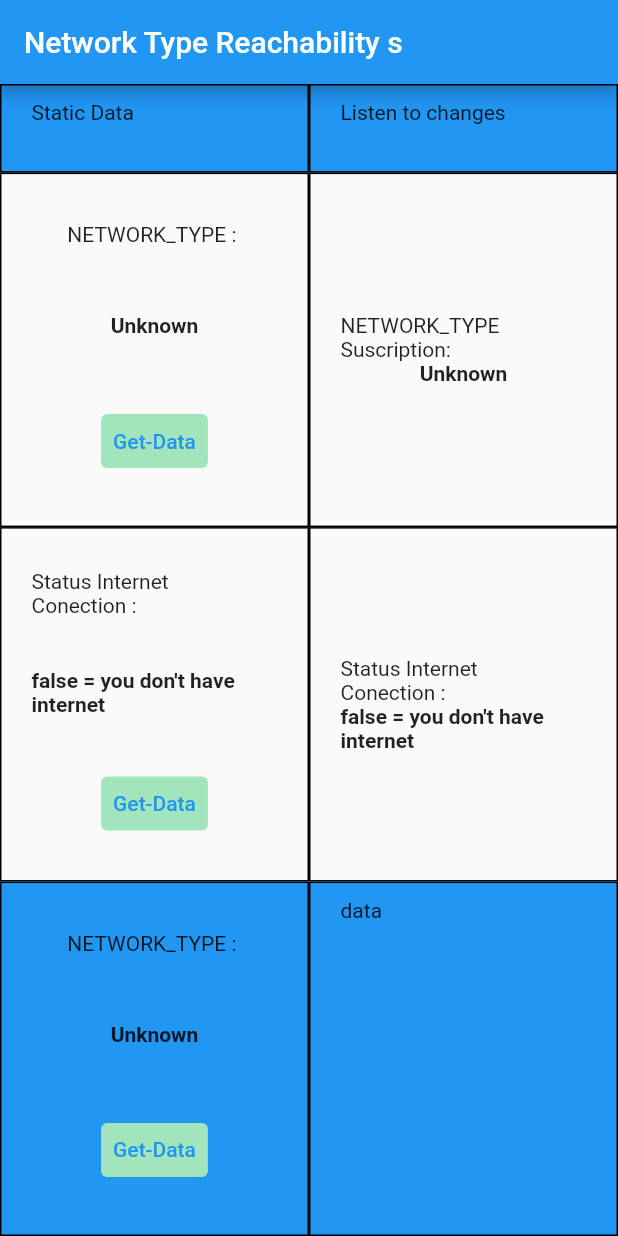
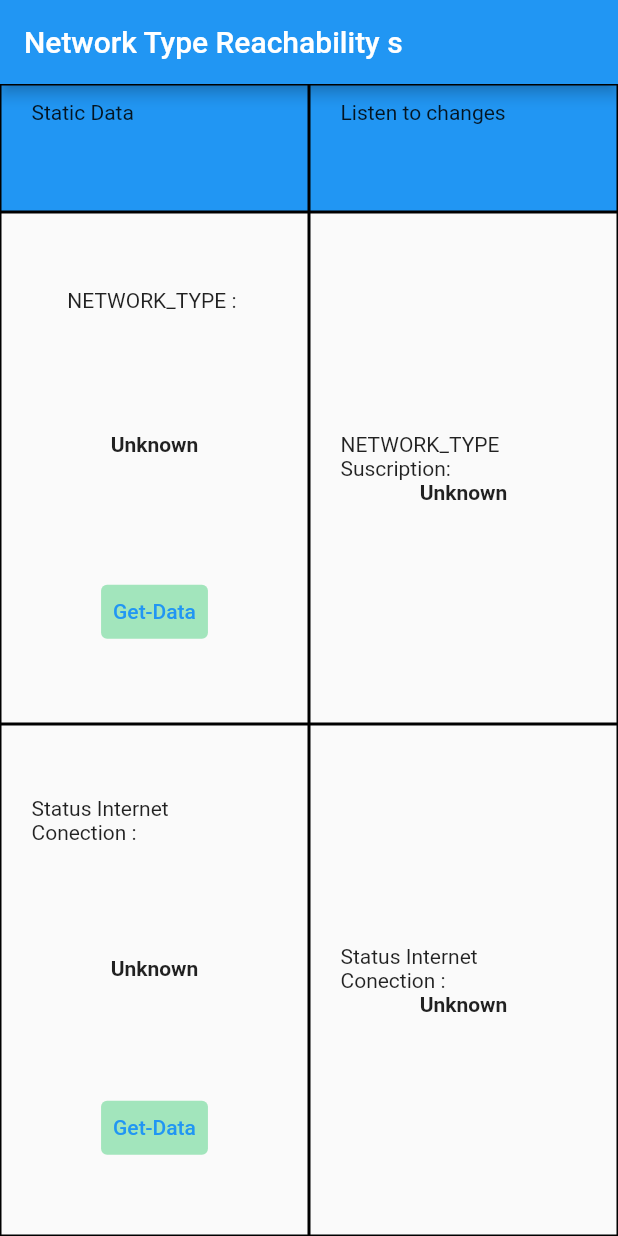
Before and after one commit to AleMancilla/network_type_reachability, a Flutter app: the screen it shows after launch, after a tap on "Get-Data", on a phone screen of 412 x 824 dp. Run offline on Flutter 3.47's test engine with Material 2 defaults, Android fonts, the phone set to English and light mode, and no system bars; our stand-ins replace permission_handler; missing offline and left inert: dart_ping, dart_ping_ios.

Commit message:
ping for internet connection

```diff
--- a/example/lib/main.dart
+++ b/example/lib/main.dart
@@ -23,45 +23,43 @@ class _MyAppState extends State<MyApp> {
   String _networkTypeSuscription = 'Unknown';
   StreamSubscription<NetworkStatus> subscriptionNetworkType;
 
-  bool connectivityExist = false;
+  String connectivityInternetStatic = 'Unknown';
 
-  StreamSubscription<bool> subscriptionNetworkConnection;
-  bool connectivityExistSuscription = false;
+  String connectivityInternetSuscription = 'Unknown';
+  StreamSubscription<InternetStatusConnection> subscriptionInternetConnection;
 
   @override
   void initState() {
     super.initState();
     _listenNetworkStatus();
-    // _listenNetworkConnection();
+    _listenInternetConnection();
   }
 
   _listenNetworkStatus() async {
     if (Platform.isAndroid) {
-      // await Permission.phone.request();
-      // await NetworkTypeReachability().getPermisionsAndroid;
+      await NetworkTypeReachability().getPermisionsAndroid;
     }
     subscriptionNetworkType =
         NetworkTypeReachability().onNetworkStateChanged.listen((event) {
-      print('------xxxxxxxxxx');
       setState(() {
         _networkTypeSuscription = "$event";
       });
     });
   }
 
-  _listenNetworkConnection() async {
-    subscriptionNetworkConnection = getStreamConnection().listen((event) {
-      print('------yyyyyyyyyy');
+  _listenInternetConnection() async {
+    subscriptionInternetConnection = NetworkTypeReachability()
+        .getStreamInternetConnection(showLogs: false)
+        .listen((event) {
       setState(() {
-        connectivityExistSuscription = event;
+        connectivityInternetSuscription = event.toString();
       });
     });
   }
 
   _getCurrentNetworkStatus() async {
     if (Platform.isAndroid) {
-      // await Permission.phone.request();
-      // await NetworkTypeReachability().getPermisionsAndroid;
+      await NetworkTypeReachability().getPermisionsAndroid;
     }
     NetworkStatus status =
         await NetworkTypeReachability().currentNetworkStatus();
@@ -88,10 +86,10 @@ class _MyAppState extends State<MyApp> {
 
   @override
   void dispose() {
-    // TODO: implement dispose
     super.dispose();
     subscriptionNetworkType.cancel();
-    subscriptionNetworkConnection.cancel();
+    subscriptionInternetConnection.cancel();
+    NetworkTypeReachability().listenInternetConnection = false;
   }
 
   @override
@@ -163,13 +161,21 @@ class _MyAppState extends State<MyApp> {
                       children: [
                         const Text('Status Internet Conection : '),
                         Text(
-                          '$connectivityExist = ${connectivityExist == true ? 'You have' : 'you don\'t have'} internet',
+                          '$connectivityInternetStatic',
                           style: TextStyle(fontWeight: FontWeight.bold),
                         ),
                         TextButton(
                           onPressed: () async {
-                            connectivityExist = await NetworkTypeReachability()
-                                .getIfConnectivityExist();
+                            print('#=======> cargando');
+                            connectivityInternetStatic = 'loading...';
+                            setState(() {});
+                            InternetStatusConnection data =
+                                await NetworkTypeReachability()
+                                    .getInternetStatusConnection();
+                            print(data);
+                            print('#=======> finalizando');
+
+                            connectivityInternetStatic = data.toString();
                             setState(() {});
                           },
                           child: Text('Get-Data'),
@@ -189,7 +195,7 @@ class _MyAppState extends State<MyApp> {
                       children: [
                         const Text('Status Internet Conection : '),
                         Text(
-                          '$connectivityExistSuscription = ${connectivityExistSuscription == true ? 'You have' : 'you don\'t have'} internet',
+                          '$connectivityInternetSuscription',
                           style: TextStyle(fontWeight: FontWeight.bold),
                         ),
                       ],
@@ -198,41 +204,8 @@ class _MyAppState extends State<MyApp> {
                 ),
               ],
             ),
-            _expandedContainerRow(
-              color: Colors.blue,
-              children: [
-                Expanded(
-                  child: _box(
-                    child: Column(
-                      mainAxisAlignment: MainAxisAlignment.spaceAround,
-                      children: [
-                        const Text('NETWORK_TYPE : '),
-                        Text(
-                          _networkTypeStatic,
-                          style: TextStyle(fontWeight: FontWeight.bold),
-                        ),
-                        TextButton(
-                          onPressed: () {
-                            _getCurrentNetworkStatus();
-                          },
-                          child: Text('Get-Data'),
-                          style: ButtonStyle(
-                            backgroundColor: MaterialStateProperty.all(
-                                Color.fromARGB(255, 162, 229, 188)),
-                          ),
-                        )
-                      ],
-                    ),
-                  ),
-                ),
-                Expanded(child: _box(child: Text('data'))),
-              ],
-            ),
           ],
         ),
-        // Center(
-        //   child: Text('Running on: $_networkStatus\n'),
-        // ),
       ),
     );
   }
@@ -267,24 +240,4 @@ class _MyAppState extends State<MyApp> {
       child: child,
     );
   }
-
-  Stream<bool> getStreamConnection() async* {
-    bool enabled;
-    print('x===>> iniciando ');
-    while (true) {
-      print('x===>>vuelta');
-      try {
-        bool isEnabled =
-            await await NetworkTypeReachability().getIfConnectivityExist();
-        print('x===>> $isEnabled');
-        if (enabled != isEnabled) {
-          enabled = isEnabled;
-          yield enabled;
-        }
-      } catch (error) {
-        print('x===>> $error');
-      }
-      await Future.delayed(Duration(seconds: 5));
-    }
-  }
 }
--- a/example/pubspec.yaml
+++ b/example/pubspec.yaml
@@ -17,6 +17,7 @@ environment:
 dependencies:
   flutter:
     sdk: flutter
+
 
   network_type_reachability:
     # When depending on this package from a real application you should use:
--- a/lib/network_type_reachability.dart
+++ b/lib/network_type_reachability.dart
@@ -1,6 +1,12 @@
 import 'dart:async';
+import 'dart:developer';
 
+import 'package:flutter/foundation.dart';
 import 'package:flutter/services.dart';
+import 'package:permission_handler/permission_handler.dart';
+
+import 'package:dart_ping/dart_ping.dart';
+import 'package:dart_ping_ios/dart_ping_ios.dart';
 
 enum NetworkStatus {
   unreachable,
@@ -12,9 +18,16 @@ enum NetworkStatus {
   otherMoblie
 }
 
+enum InternetStatusConnection {
+  withoutInternet,
+  withInternet,
+  unstableInternet,
+}
+
 class NetworkTypeReachability {
   static NetworkTypeReachability _instance;
   factory NetworkTypeReachability() {
+    DartPingIOS.register();
     _instance ??= NetworkTypeReachability._();
     return _instance;
   }
@@ -45,22 +58,80 @@ class NetworkTypeReachability {
 
   NetworkStatus _convertFromState(String state) {
     switch (state) {
-      case "0":
+      case "unreach":
         return NetworkStatus.unreachable;
-      case "1":
+      case "mobile2G":
         return NetworkStatus.mobile2G;
-      case "2":
+      case "moblie3G":
         return NetworkStatus.moblie3G;
-      case "3":
+      case "wifi":
         return NetworkStatus.wifi;
-      case "4":
+      case "moblie4G":
         return NetworkStatus.moblie4G;
-      case "5":
+      case "moblie5G":
         return NetworkStatus.moblie5G;
-      case "6":
+      case "moblieOther":
         return NetworkStatus.otherMoblie;
       default:
         return NetworkStatus.unreachable;
     }
   }
+
+  Future<PermissionStatus> get getPermisionsAndroid async =>
+      await Permission.phone.request();
+
+  Future<InternetStatusConnection> getInternetStatusConnection({
+    urlTest = 'google.com',
+    countPing = 3,
+    timeOutIntents = 5,
+    showLogs = false,
+  }) async {
+    Ping ping = Ping(urlTest, count: countPing);
+    PingData pingData = await ping.stream.last
+        .timeout(
+      Duration(seconds: timeOutIntents),
+    )
+        .catchError((e) {
+      return null;
+    }).onError((error, stackTrace) {
+      return null;
+    });
+    if (showLogs) {
+      log('Running PING ===== > $pingData');
+    }
+    try {
+      if (pingData.summary.transmitted == pingData.summary.received) {
+        return InternetStatusConnection.withInternet;
+      } else if (pingData.summary.transmitted > 0 &&
+          pingData.summary.received > 0) {
+        return InternetStatusConnection.unstableInternet;
+      } else {
+        return InternetStatusConnection.withoutInternet;
+      }
+    } catch (e) {
+      return InternetStatusConnection.withoutInternet;
+    }
+  }
+
+  bool listenInternet = true;
+  bool get listenInternetConnection => listenInternet;
+  set listenInternetConnection(data) {
+    listenInternet = data;
+  }
+
+  Stream<InternetStatusConnection> getStreamInternetConnection(
+      {showLogs = false}) async* {
+    InternetStatusConnection globalStatusConnection;
+    while (listenInternetConnection) {
+      try {
+        InternetStatusConnection statusConnection =
+            await getInternetStatusConnection(showLogs: showLogs);
+        if (globalStatusConnection != statusConnection) {
+          globalStatusConnection = statusConnection;
+          yield globalStatusConnection;
+        }
+      } catch (error) {}
+      await Future.delayed(const Duration(seconds: 5));
+    }
+  }
 }
--- a/pubspec.yaml
+++ b/pubspec.yaml
@@ -8,6 +8,11 @@ environment:
   flutter: ">=1.20.0"
 
 dependencies:
+  permission_handler: ^9.2.0
+
+  dart_ping:
+  dart_ping_ios:
+
   flutter:
     sdk: flutter
 
```
Also changed, not shown: example/pubspec.lock, 3 other files.
